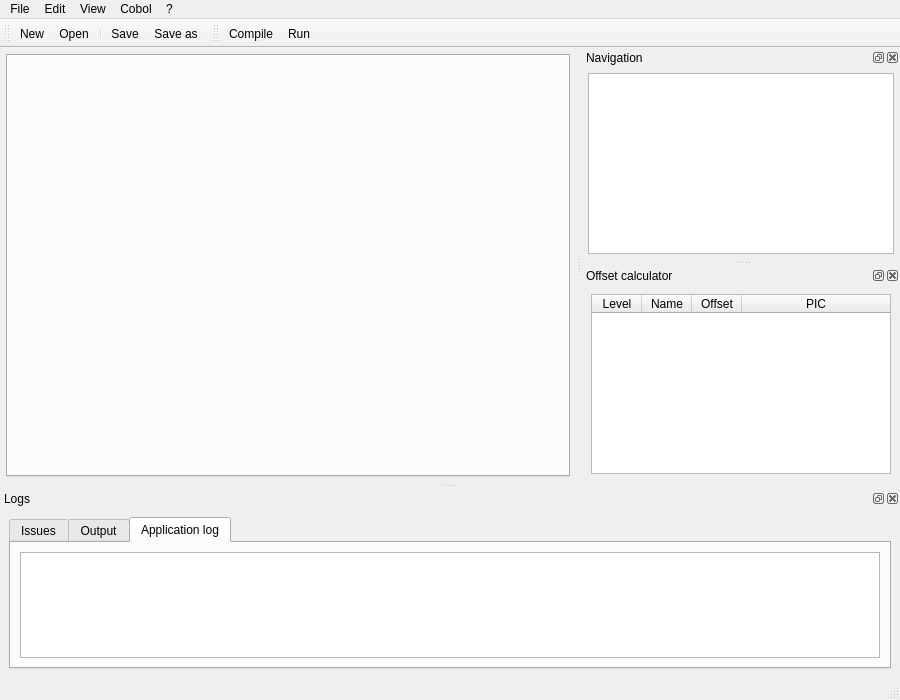
Before: the Qt Designer form forms/ide.ui in OpenCobolIDE/OpenCobolIDE, drawn with Qt 5.
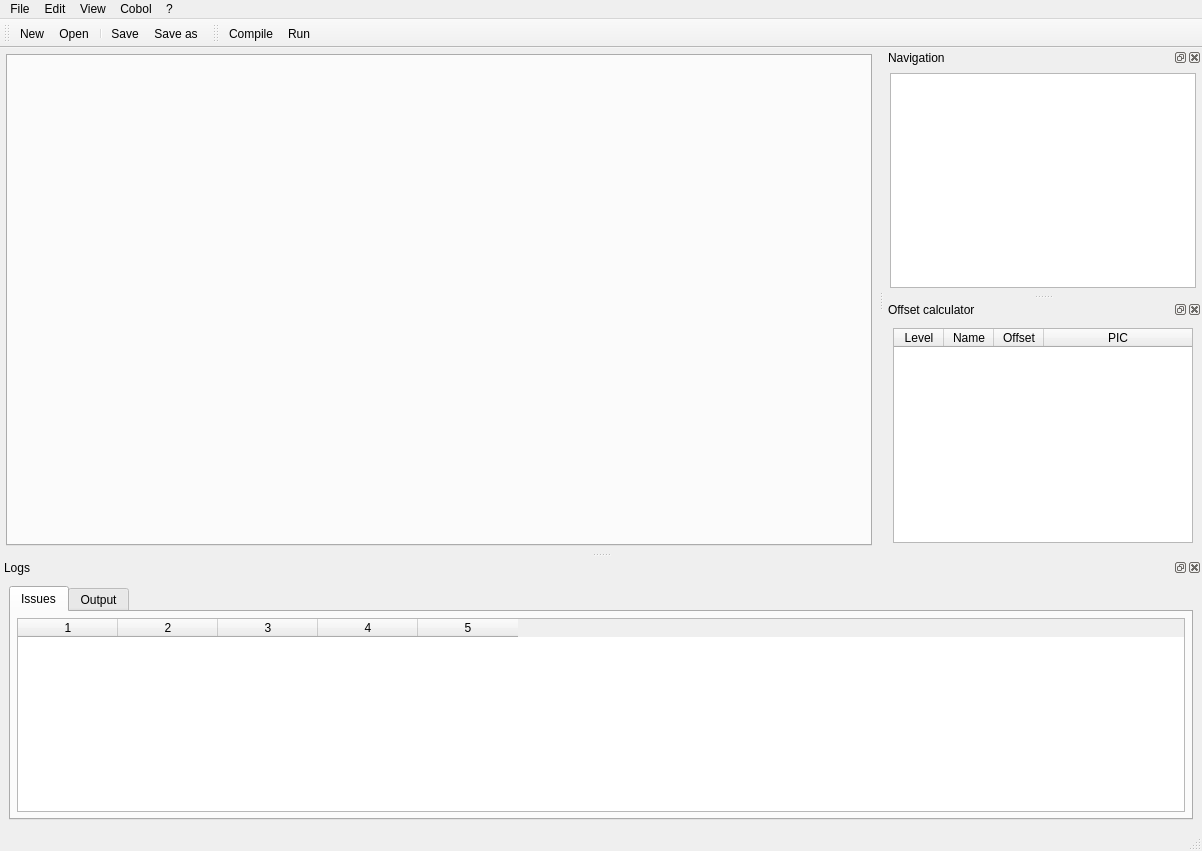
After: the same form once the commit is applied. The open tabs and pages were chosen to show the change. Icons and pictures are not drawn. Custom widgets are drawn as their Qt base class.

What changed in the file:
```diff
--- a/forms/ide.ui
+++ b/forms/ide.ui
@@ -6,8 +6,8 @@
    <rect>
     <x>0</x>
     <y>0</y>
-    <width>900</width>
-    <height>700</height>
+    <width>1202</width>
+    <height>851</height>
    </rect>
   </property>
   <property name="minimumSize">
@@ -460,24 +460,6 @@
          </item>
         </layout>
        </widget>
-       <widget class="QWidget" name="tabAppLog">
-        <attribute name="icon">
-         <iconset resource="ide.qrc">
-          <normaloff>:/ide-icons/rc/silex-32x32.png</normaloff>:/ide-icons/rc/silex-32x32.png</iconset>
-        </attribute>
-        <attribute name="title">
-         <string>Application log</string>
-        </attribute>
-        <layout class="QVBoxLayout" name="verticalLayout">
-         <item>
-          <widget class="QTextEdit" name="textEditLogs">
-           <property name="readOnly">
-            <bool>true</bool>
-           </property>
-          </widget>
-         </item>
-        </layout>
-       </widget>
       </widget>
      </item>
     </layout>
@@ -488,8 +470,8 @@
     <rect>
      <x>0</x>
      <y>0</y>
-     <width>900</width>
-     <height>23</height>
+     <width>1202</width>
+     <height>27</height>
     </rect>
    </property>
    <widget class="QMenu" name="menuFile">
@@ -1021,12 +1003,6 @@
    <extends>QTextEdit</extends>
    <header>pyqode.core.widgets</header>
   </customwidget>
-  <customwidget>
-   <class>TabWidget</class>
-   <extends>QTabWidget</extends>
-   <header>pyqode.core.widgets</header>
-   <container>1</container>
-  </customwidget>
   <customwidget>
    <class>ErrorsTable</class>
    <extends>QTableWidget</extends>
@@ -1035,7 +1011,23 @@
   <customwidget>
    <class>RecentFilesListWidget</class>
    <extends>QListWidget</extends>
-   <header>oci/frontend/widgets</header>
+   <header>open_cobol_ide/view/widgets</header>
+  </customwidget>
+  <customwidget>
+   <class>TabWidget</class>
+   <extends>QTabWidget</extends>
+   <header>pyqode.core.widgets</header>
+   <container>1</container>
+  </customwidget>
+  <customwidget>
+   <class>OutlineTreeWidget</class>
+   <extends>QTreeWidget</extends>
+   <header>pyqode.cobol.widgets</header>
+  </customwidget>
+  <customwidget>
+   <class>PicOffsetsTable</class>
+   <extends>QTableWidget</extends>
+   <header>pyqode.cobol.widgets</header>
   </customwidget>
  </customwidgets>
  <resources>
```
Left out of the diff: 84 changed lines with no effect on the pictures.
